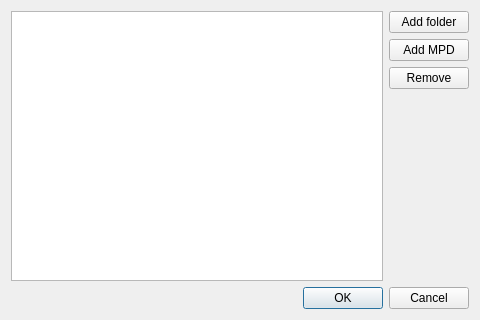
olegantonyan/mpz, file app/directory_ui/directorysettings.ui: the form before one commit.
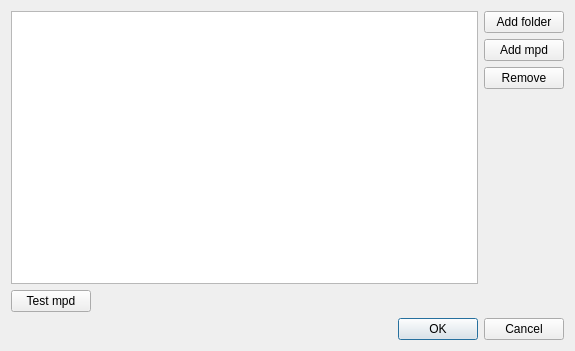
The form after the commit.

Commit message: add probe connection ui

```diff
--- a/app/directory_ui/directorysettings.ui
+++ b/app/directory_ui/directorysettings.ui
@@ -6,8 +6,8 @@
    <rect>
     <x>0</x>
     <y>0</y>
-    <width>480</width>
-    <height>320</height>
+    <width>575</width>
+    <height>351</height>
    </rect>
   </property>
   <property name="windowTitle">
@@ -31,7 +31,7 @@
        <item>
         <widget class="QPushButton" name="pushButtonAddMpd">
          <property name="text">
-          <string>Add MPD</string>
+          <string>Add mpd</string>
          </property>
         </widget>
        </item>
@@ -59,6 +59,37 @@
      </item>
     </layout>
    </item>
+   <item>
+    <layout class="QHBoxLayout" name="horizontalLayout_2">
+     <item>
+      <widget class="QPushButton" name="pushButtonTestMpd">
+       <property name="text">
+        <string>Test mpd</string>
+       </property>
+      </widget>
+     </item>
+     <item>
+      <widget class="QLabel" name="labelMpdResult">
+       <property name="text">
+        <string/>
+       </property>
+      </widget>
+     </item>
+     <item>
+      <spacer name="horizontalSpacer">
+       <property name="orientation">
+        <enum>Qt::Orientation::Horizontal</enum>
+       </property>
+       <property name="sizeHint" stdset="0">
+        <size>
+         <width>40</width>
+         <height>20</height>
+        </size>
+       </property>
+      </spacer>
+     </item>
+    </layout>
+   </item>
    <item>
     <widget class="QDialogButtonBox" name="buttonBox">
      <property name="orientation">
```
Left out of the diff: 2 changed lines with no effect on the pictures. The commit also changes 5 other files.
